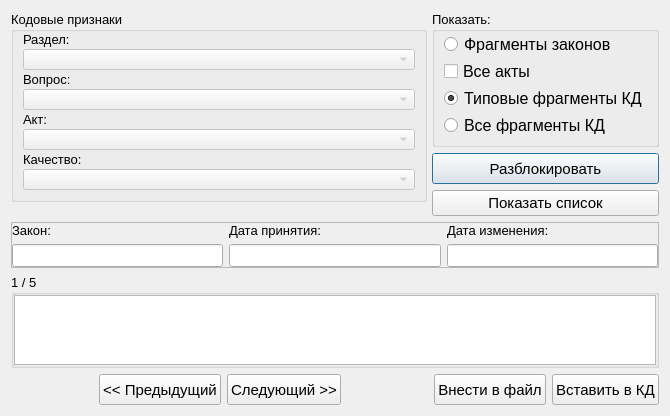
YakSid/KDC_RSREU, file knowledgebase.ui: the form before one commit.
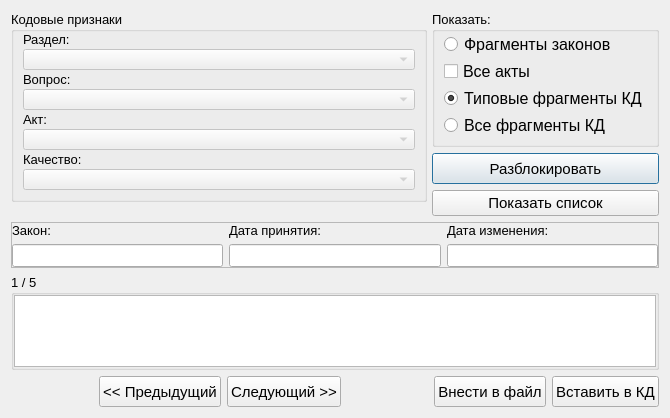
The form after the commit.

```diff
--- a/knowledgebase.ui
+++ b/knowledgebase.ui
@@ -7,7 +7,7 @@
     <x>0</x>
     <y>0</y>
     <width>670</width>
-    <height>385</height>
+    <height>418</height>
    </rect>
   </property>
   <property name="minimumSize">
```
Left out of the diff: 2 changed lines with no effect on the pictures.
